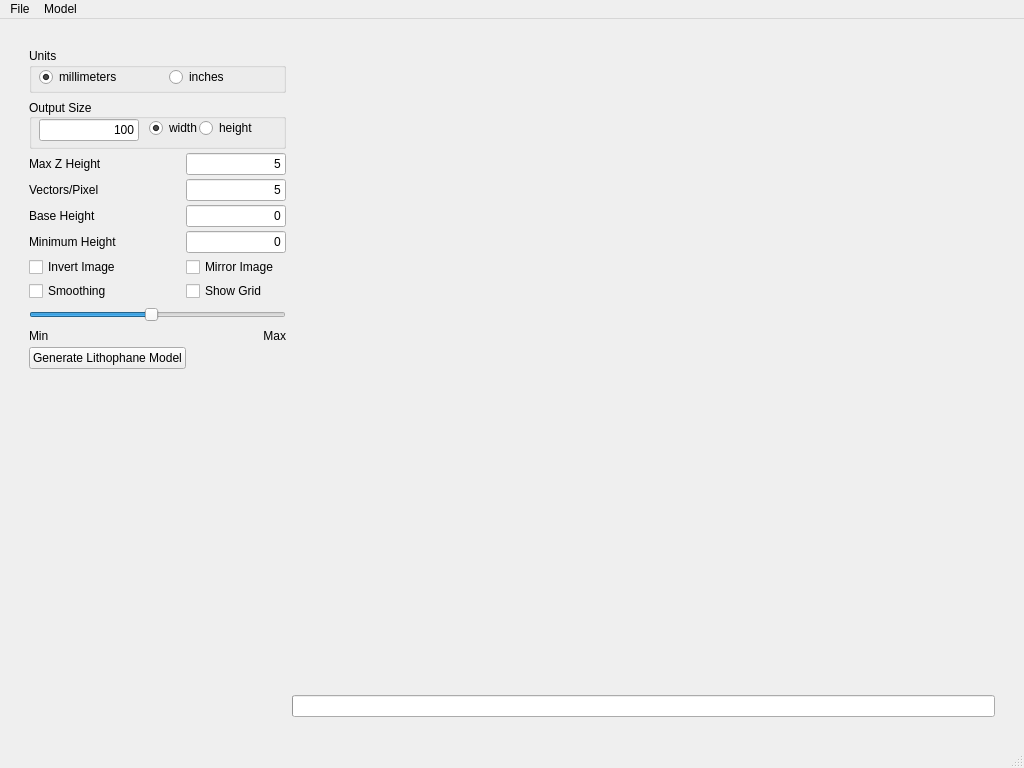
Old version of the form litho_gen.ui in the repository gharley/Lithophane.
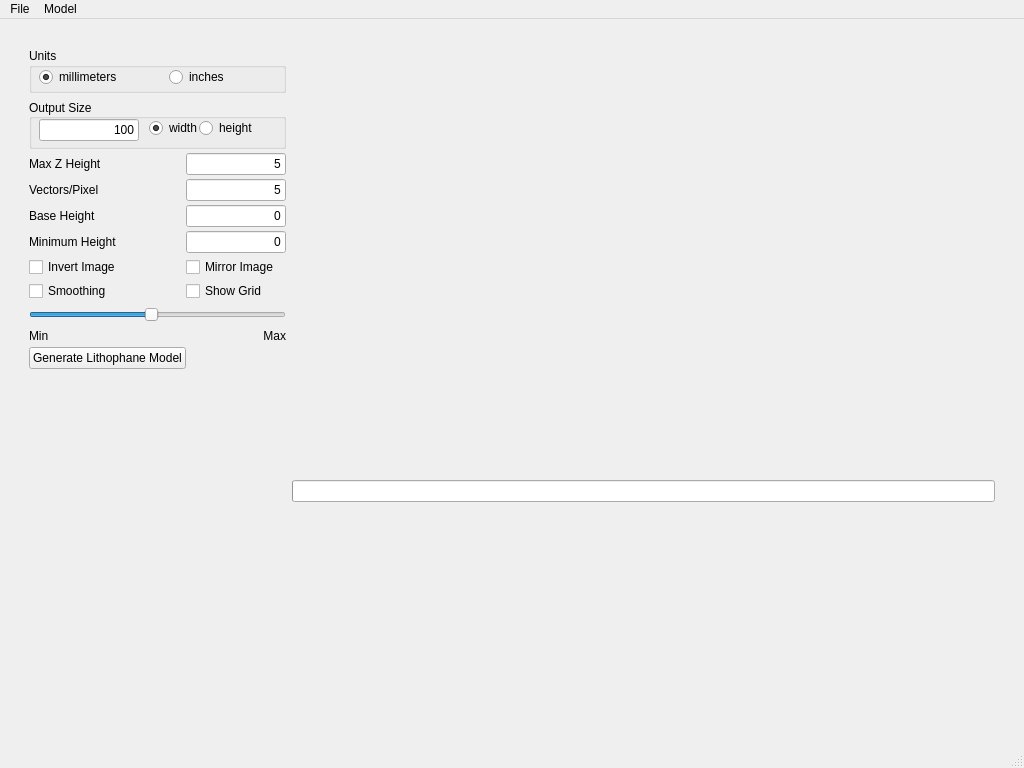
New version of the form.

Commit message: fixing display after update to Qt6

```diff
--- a/litho_gen.ui
+++ b/litho_gen.ui
@@ -558,7 +558,7 @@
         <item>
          <widget class="QWidget" name="plotWidget" native="true">
           <property name="sizePolicy">
-           <sizepolicy hsizetype="Expanding" vsizetype="Expanding">
+           <sizepolicy hsizetype="Maximum" vsizetype="Maximum">
             <horstretch>0</horstretch>
             <verstretch>0</verstretch>
            </sizepolicy>
@@ -569,9 +569,6 @@
             <height>0</height>
            </size>
           </property>
-          <property name="styleSheet">
-           <string notr="true"/>
-          </property>
          </widget>
         </item>
         <item>
```
Left out of the diff: 2 changed lines with no effect on the pictures. The commit also changes 1 other file.
